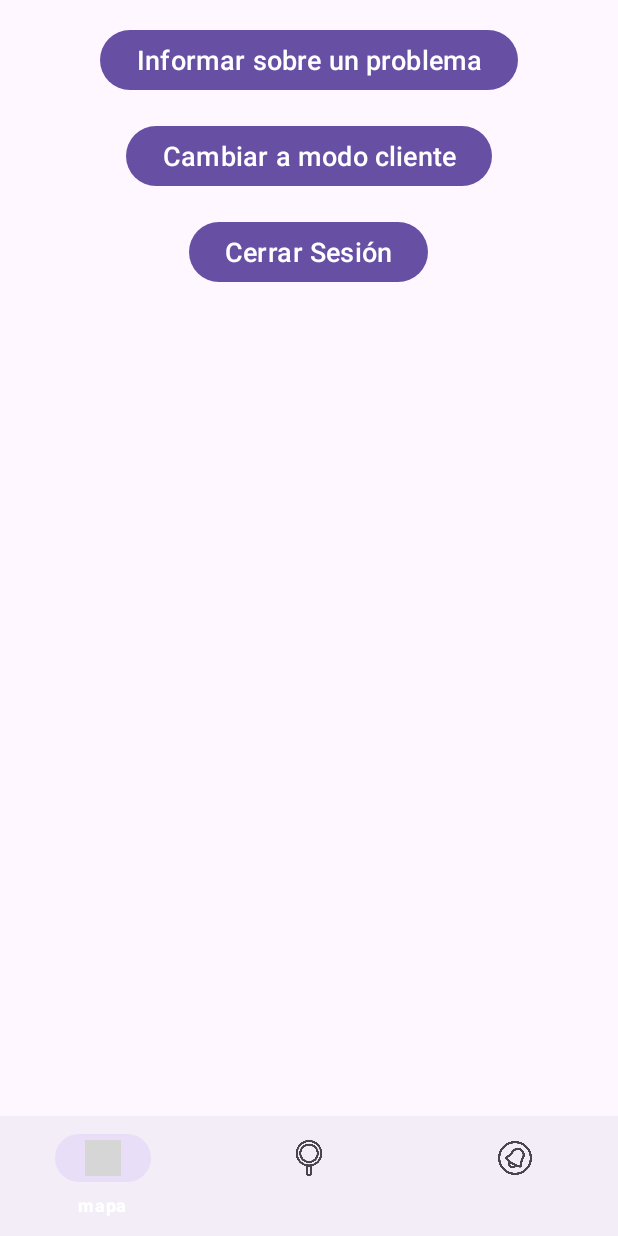
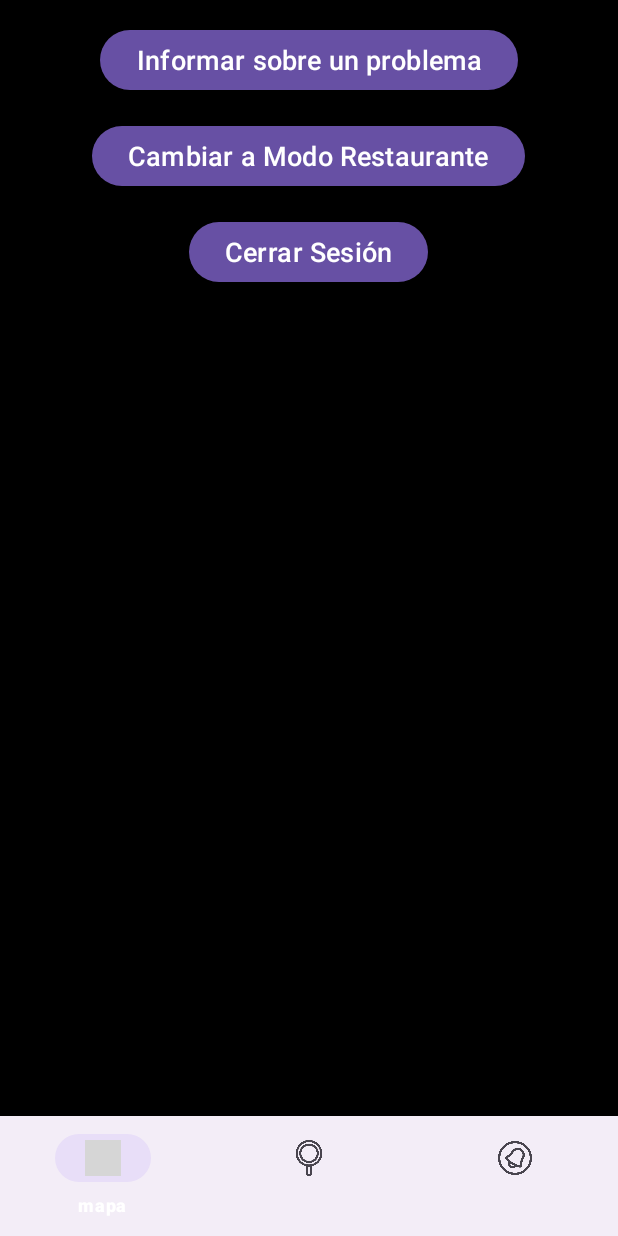
Before and after one commit to AFF40/FOOFMAPS, an Android app: the fragment SettingsDuenoCliFragment placed in its activity, on a phone screen of 412 x 824 dp. Run offline under Robolectric (Android 15) with nearby library versions, the phone set to English and light mode, and no system bars; our stand-ins replace Volley; network calls fail; pictures from the network do not load; grey boxes are pictures that could not be loaded.

Commit message:
solucionado bugs de transicion al presionar el boton atras ahora cierra la aplicacion y ya no se crean infinidad de activities al cambiar al modo cliente o restaurante

```diff
--- a/app/src/main/java/com/example/foofmaps/dueño/SettingsDuenoFragment.java
+++ b/app/src/main/java/com/example/foofmaps/dueño/SettingsDuenoFragment.java
@@ -27,6 +27,8 @@ public class SettingsDuenoFragment extends Fragment {
         TextView textViewWhatsApp = view.findViewById(R.id.btnWhatsApp);
         TextView textViewLogout = view.findViewById(R.id.btnLogout);
         TextView textViewCambiarRol = view.findViewById(R.id.btn_cambiar_rol);
+        //setear el texto del boton
+        textViewCambiarRol.setText("Cambiar a Modo Cliente");
         // Obtener el id del restaurante
         int id_rest = requireActivity().getIntent().getIntExtra("restaurante_id", -1);
         Bundle bundle = new Bundle();
@@ -56,8 +58,8 @@ public class SettingsDuenoFragment extends Fragment {
                 Log.d("id_rest_enviando_a_duecli", String.valueOf(id_rest));
                 // Iniciar la actividad
                 startActivity(intent);
-
-
+                //finalizar la actividad para que no se pueda volver atras
+                requireActivity().finish();
             }
         });
 
--- a/app/src/main/java/com/example/foofmaps/dueño/cliente/SettingsDuenoCliFragment.java
+++ b/app/src/main/java/com/example/foofmaps/dueño/cliente/SettingsDuenoCliFragment.java
@@ -27,6 +27,8 @@ public class SettingsDuenoCliFragment extends Fragment {
         TextView textViewWhatsApp = view.findViewById(R.id.btnWhatsApp);
         TextView textViewLogout = view.findViewById(R.id.btnLogout);
         TextView textViewCambiarRol = view.findViewById(R.id.btn_cambiar_rol);
+        //setear el texto del boton
+        textViewCambiarRol.setText("Cambiar a Modo Restaurante");
         // Obtener el id del restaurante
         int id_rest = requireActivity().getIntent().getIntExtra("restaurante_id", -1);
         Bundle bundle = new Bundle();
@@ -46,11 +48,6 @@ public class SettingsDuenoCliFragment extends Fragment {
         });
 
         textViewCambiarRol.setOnClickListener(new View.OnClickListener() {
-
-            // si el usuario esta en la activity vistadueno se redirige a la activity MapsDueCliActivity
-
-
-            // si el usuario esta en la activity MapsDueCliActivity se redirige a la activity vistadueno y enviar el idRest
             @Override
             public void onClick(View v) {
                 // Crear un nuevo Intent para la actividad vistadueno2
@@ -59,6 +56,9 @@ public class SettingsDuenoCliFragment extends Fragment {
                 intent.putExtra("restaurante_id", id_rest);
                 // Iniciar la actividad
                 startActivity(intent);
+
+                //que no se pueda volver atras
+                requireActivity().finish();
             }
         });
 
--- a/app/src/main/res/layout/fragment_settings_dueno.xml
+++ b/app/src/main/res/layout/fragment_settings_dueno.xml
@@ -2,7 +2,8 @@
     xmlns:android="http://schemas.android.com/apk/res/android"
     android:layout_width="match_parent"
     android:layout_height="match_parent"
-    android:padding="16dp">
+    android:padding="16dp"
+    android:background="@color/black">
 
     <Button
         android:id="@+id/btnWhatsApp"
```
